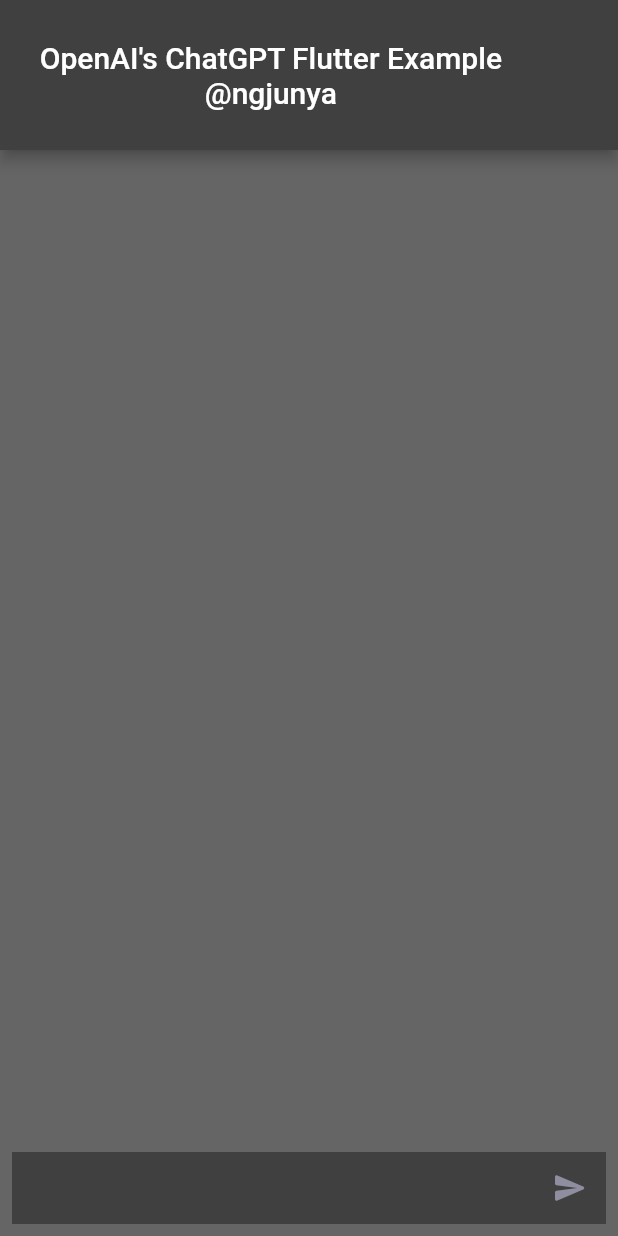
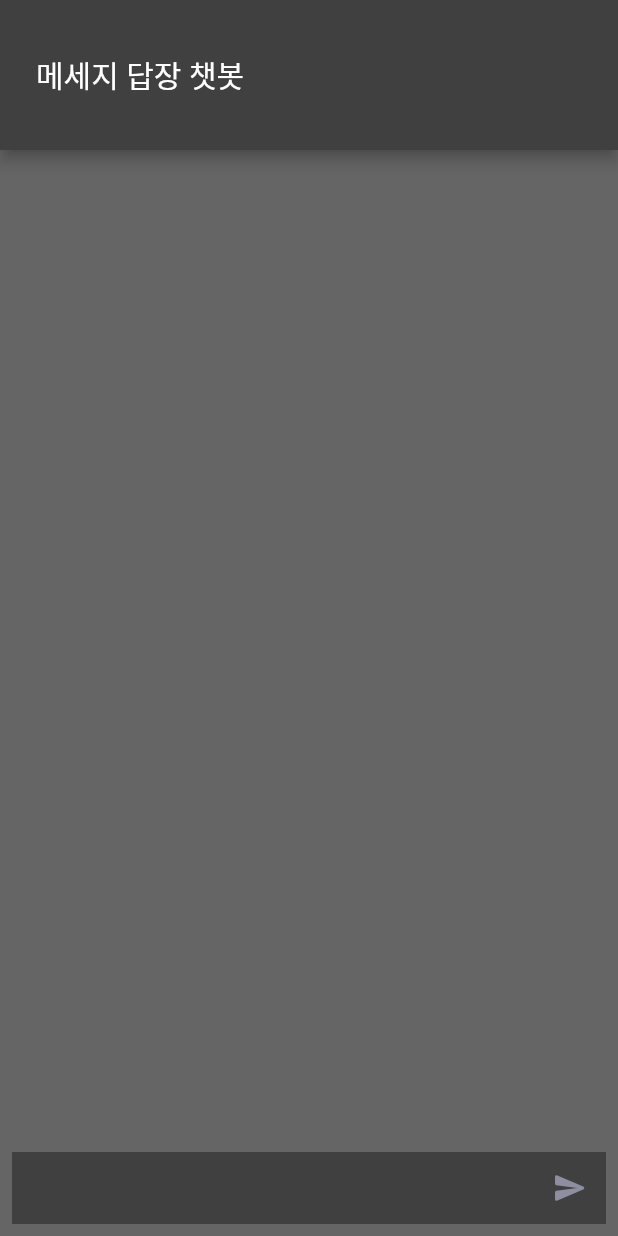
Before and after one commit to dgh06175/chatbot-using-ChatGPT, a Flutter app: the screen it shows after launch, on a phone screen of 412 x 824 dp. Run offline on Flutter 3.47's test engine with Material 2 defaults, Android fonts, the phone set to English and light mode, and no system bars.

Commit message:
문구 수정

```diff
--- a/lib/screen/screen.dart
+++ b/lib/screen/screen.dart
@@ -31,7 +31,7 @@
         title: const Padding(
           padding: EdgeInsets.all(8.0),
           child: Text(
-            "OpenAI's ChatGPT Flutter Example \n@ngjunya",
+            "메세지 답장 챗봇",
             maxLines: 2,
             textAlign: TextAlign.center,
           ),
```
